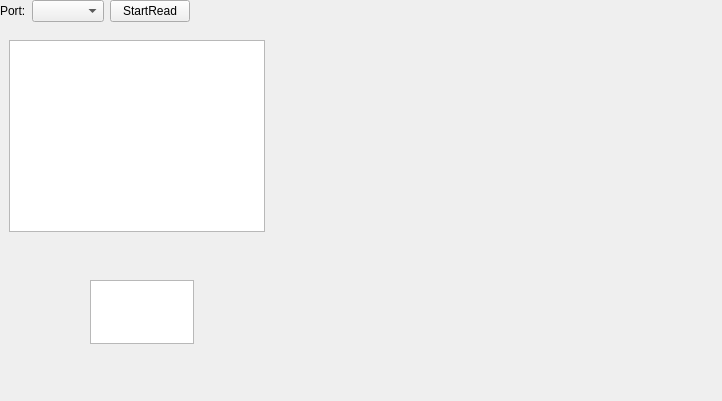
This is ui/capture.ui in binnary/BSCJZ8 as Qt 5 draws it before an edit. The edited form follows.
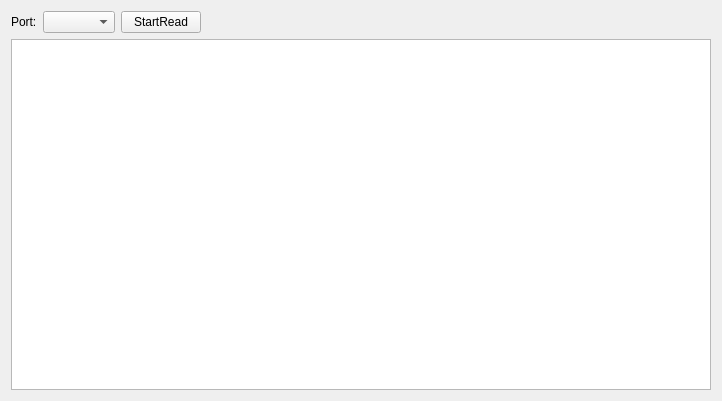
This is the edited form.

```diff
--- a/ui/capture.ui
+++ b/ui/capture.ui
@@ -13,27 +13,8 @@
   <property name="windowTitle">
    <string>Form</string>
   </property>
-  <widget class="QTreeView" name="treeView_2">
-   <property name="geometry">
-    <rect>
-     <x>9</x>
-     <y>40</y>
-     <width>256</width>
-     <height>192</height>
-    </rect>
-   </property>
-  </widget>
-  <widget class="QPlainTextEdit" name="plainTextEdit">
-   <property name="geometry">
-    <rect>
-     <x>90</x>
-     <y>280</y>
-     <width>104</width>
-     <height>64</height>
-    </rect>
-   </property>
-  </widget>
-  <widget class="QWidget" name="">
+  <layout class="QGridLayout" name="gridLayout">
+   <item row="0" column="0">
    <layout class="QHBoxLayout" name="horizontalLayout">
     <item>
      <widget class="QLabel" name="label">
@@ -66,7 +47,11 @@
      </spacer>
     </item>
    </layout>
-  </widget>
+   </item>
+   <item row="1" column="0">
+    <widget class="QTreeView" name="treeView"/>
+   </item>
+  </layout>
  </widget>
  <resources/>
  <connections/>
```
Lines whose indentation alone changed are shown as unchanged.
